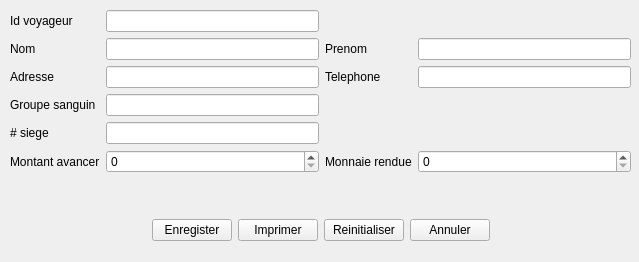
Before: the Qt Designer form reservation.ui in tiserge2/transport_management, drawn with Qt 5.
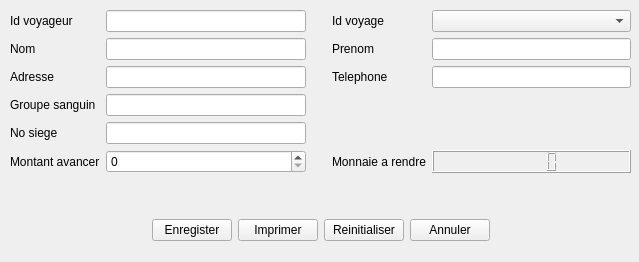
After: the same form once the commit is applied.

The edit to the form file:
```diff
--- a/reservation.ui
+++ b/reservation.ui
@@ -53,14 +53,14 @@
         </property>
        </widget>
       </item>
-      <item row="6" column="2">
+      <item row="6" column="3">
        <widget class="QLabel" name="label_9">
         <property name="text">
-         <string>Monnaie rendue</string>
+         <string>Monnaie a rendre</string>
         </property>
        </widget>
       </item>
-      <item row="2" column="2">
+      <item row="2" column="3">
        <widget class="QLabel" name="label_3">
         <property name="text">
          <string>Prenom</string>
@@ -70,6 +70,9 @@
       <item row="5" column="1">
        <widget class="QLineEdit" name="lineEdit_7"/>
       </item>
+      <item row="4" column="1">
+       <widget class="QLineEdit" name="lineEdit_6"/>
+      </item>
       <item row="3" column="0">
        <widget class="QLabel" name="label_4">
         <property name="text">
@@ -77,19 +80,22 @@
         </property>
        </widget>
       </item>
-      <item row="5" column="0">
-       <widget class="QLabel" name="label_7">
-        <property name="text">
-         <string># siege</string>
-        </property>
-       </widget>
-      </item>
-      <item row="4" column="1">
-       <widget class="QLineEdit" name="lineEdit_6"/>
-      </item>
       <item row="2" column="1">
        <widget class="QLineEdit" name="lineEdit_2"/>
       </item>
+      <item row="5" column="0">
+       <widget class="QLabel" name="label_7">
+        <property name="text">
+         <string>No siege</string>
+        </property>
+       </widget>
+      </item>
+      <item row="3" column="5">
+       <widget class="QLineEdit" name="lineEdit_5"/>
+      </item>
+      <item row="2" column="5">
+       <widget class="QLineEdit" name="lineEdit_3"/>
+      </item>
       <item row="4" column="0">
        <widget class="QLabel" name="label_6">
         <property name="text">
@@ -97,13 +103,10 @@
         </property>
        </widget>
       </item>
+      <item row="0" column="1">
+       <widget class="QLineEdit" name="lineEdit"/>
+      </item>
       <item row="3" column="3">
-       <widget class="QLineEdit" name="lineEdit_5"/>
-      </item>
-      <item row="2" column="3">
-       <widget class="QLineEdit" name="lineEdit_3"/>
-      </item>
-      <item row="3" column="2">
        <widget class="QLabel" name="label_5">
         <property name="text">
          <string>Telephone</string>
@@ -117,8 +120,18 @@
         </property>
        </widget>
       </item>
-      <item row="0" column="1">
-       <widget class="QLineEdit" name="lineEdit"/>
+      <item row="3" column="2">
+       <spacer name="horizontalSpacer_3">
+        <property name="orientation">
+         <enum>Qt::Vertical</enum>
+        </property>
+        <property name="sizeHint" stdset="0">
+         <size>
+          <width>20</width>
+          <height>19</height>
+         </size>
+        </property>
+       </spacer>
       </item>
       <item row="0" column="0">
        <widget class="QLabel" name="label">
@@ -127,8 +140,18 @@
         </property>
        </widget>
       </item>
-      <item row="6" column="3">
-       <widget class="QSpinBox" name="spinBox_2"/>
+      <item row="0" column="3">
+       <widget class="QLabel" name="label_10">
+        <property name="text">
+         <string>Id voyage</string>
+        </property>
+       </widget>
+      </item>
+      <item row="0" column="5">
+       <widget class="QComboBox" name="comboBox"/>
+      </item>
+      <item row="6" column="5">
+       <widget class="QLCDNumber" name="lcdNumber"/>
       </item>
      </layout>
     </item>
```
